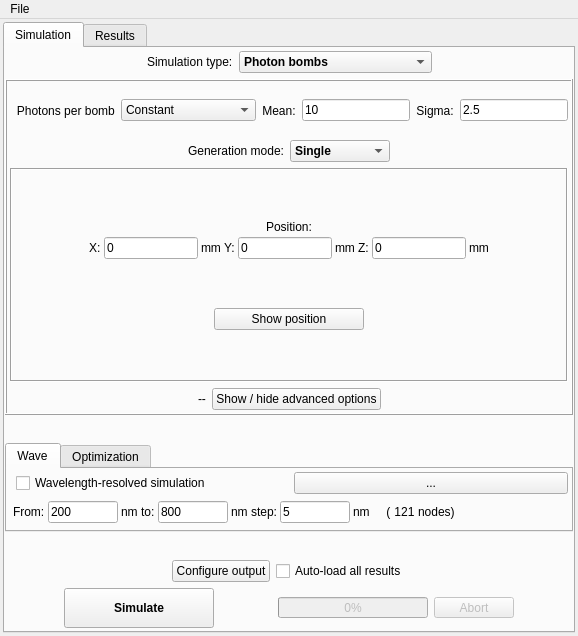
Old version of the form ants3bundle/src/ants3/gui/photsim/a3photsimwin.ui in the repository andrmor/ANTS3bundle.
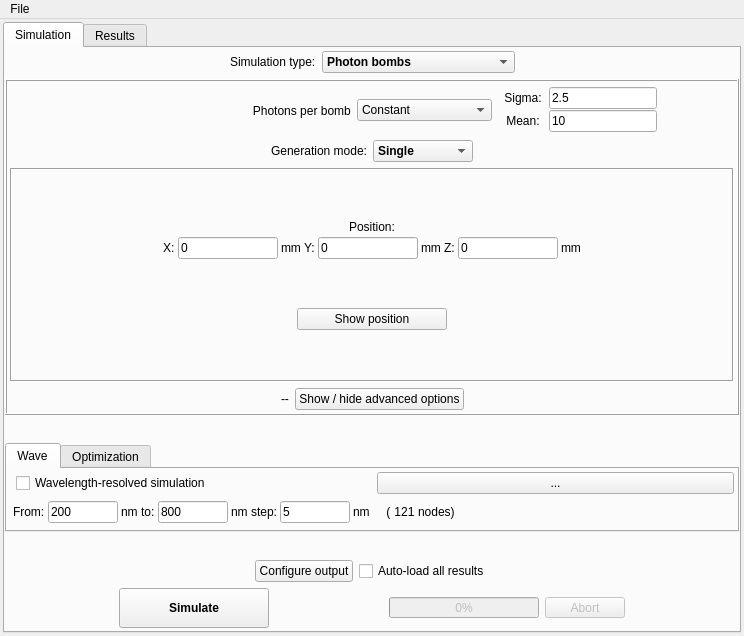
New version of the form. The open tabs and pages were chosen to show the change.

The edit to the form file:
```diff
--- a/ants3bundle/src/ants3/gui/photsim/a3photsimwin.ui
+++ b/ants3bundle/src/ants3/gui/photsim/a3photsimwin.ui
@@ -6,7 +6,7 @@
    <rect>
     <x>0</x>
     <y>0</y>
-    <width>571</width>
+    <width>744</width>
     <height>636</height>
    </rect>
   </property>
@@ -476,7 +476,10 @@
                  </layout>
                 </widget>
                 <widget class="QWidget" name="pageScanGauss">
-                 <layout class="QHBoxLayout" name="horizontalLayout_26">
+                 <layout class="QVBoxLayout" name="verticalLayout_18">
+                  <property name="spacing">
+                   <number>1</number>
+                  </property>
                   <property name="leftMargin">
                    <number>0</number>
                   </property>
@@ -490,38 +493,90 @@
                    <number>0</number>
                   </property>
                   <item>
-                   <widget class="QLabel" name="label_87">
-                    <property name="text">
-                     <string>Mean:</string>
+                   <layout class="QHBoxLayout" name="horizontalLayout_31">
+                    <property name="rightMargin">
+                     <number>0</number>
                     </property>
-                    <property name="alignment">
-                     <set>Qt::AlignCenter</set>
-                    </property>
-                   </widget>
+                    <item>
+                     <widget class="QLabel" name="label_89">
+                      <property name="minimumSize">
+                       <size>
+                        <width>50</width>
+                        <height>0</height>
+                       </size>
+                      </property>
+                      <property name="text">
+                       <string>Sigma:</string>
+                      </property>
+                      <property name="alignment">
+                       <set>Qt::AlignCenter</set>
+                      </property>
+                     </widget>
+                    </item>
+                    <item>
+                     <widget class="QLineEdit" name="ledScanGaussSigma">
+                      <property name="text">
+                       <string>2.5</string>
+                      </property>
+                     </widget>
+                    </item>
+                    <item>
+                     <spacer name="horizontalSpacer_30">
+                      <property name="orientation">
+                       <enum>Qt::Horizontal</enum>
+                      </property>
+                      <property name="sizeHint" stdset="0">
+                       <size>
+                        <width>40</width>
+                        <height>20</height>
+                       </size>
+                      </property>
+                     </spacer>
+                    </item>
+                   </layout>
                   </item>
                   <item>
-                   <widget class="QLineEdit" name="ledScanGaussMean">
-                    <property name="text">
-                     <string>10</string>
+                   <layout class="QHBoxLayout" name="horizontalLayout_30">
+                    <property name="rightMargin">
+                     <number>0</number>
                     </property>
-                   </widget>
-                  </item>
-                  <item>
-                   <widget class="QLabel" name="label_89">
-                    <property name="text">
-                     <string>Sigma:</string>
-                    </property>
-                    <property name="alignment">
-                     <set>Qt::AlignCenter</set>
-                    </property>
-                   </widget>
-                  </item>
-                  <item>
-                   <widget class="QLineEdit" name="ledScanGaussSigma">
-                    <property name="text">
-                     <string>2.5</string>
-                    </property>
-                   </widget>
+                    <item>
+                     <widget class="QLabel" name="label_87">
+                      <property name="minimumSize">
+                       <size>
+                        <width>50</width>
+                        <height>0</height>
+                       </size>
+                      </property>
+                      <property name="text">
+                       <string>Mean:</string>
+                      </property>
+                      <property name="alignment">
+                       <set>Qt::AlignCenter</set>
+                      </property>
+                     </widget>
+                    </item>
+                    <item>
+                     <widget class="QLineEdit" name="ledScanGaussMean">
+                      <property name="text">
+                       <string>10</string>
+                      </property>
+                     </widget>
+                    </item>
+                    <item>
+                     <spacer name="horizontalSpacer_8">
+                      <property name="orientation">
+                       <enum>Qt::Horizontal</enum>
+                      </property>
+                      <property name="sizeHint" stdset="0">
+                       <size>
+                        <width>40</width>
+                        <height>20</height>
+                       </size>
+                      </property>
+                     </spacer>
+                    </item>
+                   </layout>
                   </item>
                  </layout>
                 </widget>
@@ -622,32 +677,6 @@
                 </widget>
                </widget>
               </item>
-              <item>
-               <spacer name="horizontalSpacer_30">
-                <property name="orientation">
-                 <enum>Qt::Horizontal</enum>
-                </property>
-                <property name="sizeHint" stdset="0">
-                 <size>
-                  <width>40</width>
-                  <height>20</height>
-                 </size>
-                </property>
-               </spacer>
-              </item>
-              <item>
-               <spacer name="horizontalSpacer_8">
-                <property name="orientation">
-                 <enum>Qt::Horizontal</enum>
-                </property>
-                <property name="sizeHint" stdset="0">
-                 <size>
-                  <width>40</width>
-                  <height>20</height>
-                 </size>
-                </property>
-               </spacer>
-              </item>
              </layout>
             </item>
             <item>
@@ -3701,7 +3730,7 @@
     <rect>
      <x>0</x>
      <y>0</y>
-     <width>571</width>
+     <width>744</width>
      <height>22</height>
     </rect>
    </property>
```
Left out of the diff: 2 changed lines with no effect on the pictures.
